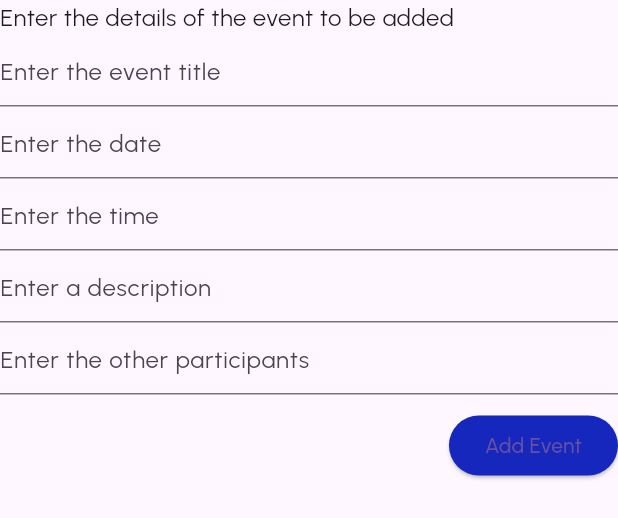
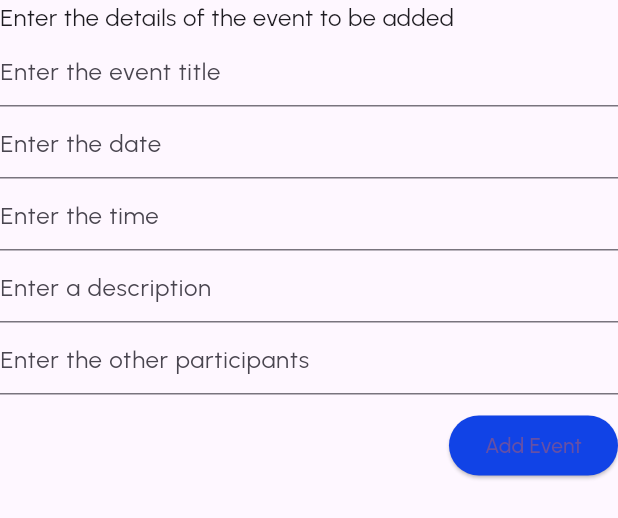
Before and after one commit to prithvipaddy/Krea_ERP_Homepage, a Flutter app: the AddScheduleItem widget shown alone on an empty page, opened directly, on a phone screen of 412 x 824 dp. Shown: the top 518 px of the screen. Run offline on Flutter 3.47's test engine with Material 3 defaults, Android fonts, the light colour scheme and no system bars; our stand-ins replace animated_custom_dropdown, easy_stepper, file_picker, get, google_fonts, intl_phone_field and 1 more.

Commit message:
upcoming schedule

```diff
--- a/lib/home_upcomingschedule/view.dart
+++ b/lib/home_upcomingschedule/view.dart
@@ -9,8 +9,11 @@ class UpcomingSchedule extends GetView<ScheduleController> {
 
   @override
   Widget build(BuildContext context) {
-    return Container(
-      child: Column(
+    return GetBuilder<ScheduleController>(
+      builder: (controller) => Stack(children: [
+        controller.addingEvent
+            ? AddScheduleItem()
+            : Column(
                 children: [
                   Row(
                     mainAxisAlignment: MainAxisAlignment.spaceBetween,
@@ -28,22 +31,24 @@ class UpcomingSchedule extends GetView<ScheduleController> {
                         ),
                       ),
                       IconButton(
-                onPressed: controller.addEvent,
+                        onPressed: () {
+                          controller.addingEvent = !controller.addingEvent;
+                          controller.update();
+                        },
                         icon: const Icon(Icons.add),
                       ),
                     ],
                   ),
                   Container(
                       height: 500,
-            child: GetBuilder<ScheduleController>(builder: (value) {
-              return ListView(
-                children:
-                    value.items.map((e) => ScheduleItemCard(item: e)).toList(),
-              );
-            }),
-          ),
+                      child: ListView(
+                        children: controller.items
+                            .map((e) => ScheduleItemCard(item: e))
+                            .toList(),
+                      )),
                 ],
               ),
+      ]),
     );
   }
 }
@@ -128,43 +133,91 @@ class ScheduleItemCard extends StatelessWidget {
   }
 }
 
-class AddScheduleItem extends StatelessWidget {
-  const AddScheduleItem({super.key});
+class AddScheduleItem extends GetView<ScheduleController> {
+  AddScheduleItem({super.key});
+  final TextEditingController title = TextEditingController();
+  final TextEditingController date = TextEditingController();
+  final TextEditingController time = TextEditingController();
+  final TextEditingController description = TextEditingController();
+  final TextEditingController participants = TextEditingController();
+  final formKey = GlobalKey<FormState>();
 
   @override
   Widget build(BuildContext context) {
-    return Column(
+    return Form(
+      key: formKey,
+      child: Column(
         crossAxisAlignment: CrossAxisAlignment.start,
         children: [
           const Text(
             "Enter the details of the event to be added",
             style: TextStyle(fontSize: 16),
           ),
-        const TextField(
-            decoration: InputDecoration(hintText: "Enter the event title")),
-        const TextField(
-            decoration: InputDecoration(hintText: "Enter the date")),
-        const TextField(
-            decoration: InputDecoration(hintText: "Enter the time")),
-        const TextField(
-            decoration: InputDecoration(hintText: "Enter a description")),
-        const TextField(
+          TextFormField(
+            controller: title,
+            validator: (value) => GetUtils.isBlank(value ?? "") == true
+                ? "Please fill this field"
+                : null,
             decoration:
-                InputDecoration(hintText: "Enter the other participants")),
+                const InputDecoration(hintText: "Enter the event title"),
+          ),
+          TextFormField(
+              controller: date,
+              validator: (value) => GetUtils.isBlank(value ?? "") == true
+                  ? "Please fill this field"
+                  : null,
+              decoration: const InputDecoration(hintText: "Enter the date")),
+          TextFormField(
+              controller: time,
+              validator: (value) => GetUtils.isBlank(value ?? "") == true
+                  ? "Please fill this field"
+                  : null,
+              decoration: const InputDecoration(hintText: "Enter the time")),
+          TextFormField(
+              controller: description,
+              validator: (value) => GetUtils.isBlank(value ?? "") == true
+                  ? "Please fill this field"
+                  : null,
+              decoration:
+                  const InputDecoration(hintText: "Enter a description")),
+          TextFormField(
+              controller: participants,
+              validator: (value) => GetUtils.isBlank(value ?? "") == true
+                  ? "Please fill this field"
+                  : null,
+              decoration: const InputDecoration(
+                  hintText: "Enter the other participants")),
           const SizedBox(
             height: 10,
           ),
           Align(
             alignment: Alignment.centerRight,
             child: ElevatedButton(
-            onPressed: () {},
+              onPressed: () {
+                if (formKey.currentState!.validate()) {
+                  controller.items.add(ScheduleItem(
+                      title: title.text,
+                      date: date.text,
+                      description: description.text,
+                      name: participants.text,
+                      time: time.text));
+                  controller.addingEvent = !controller.addingEvent;
+                  controller.update();
+                  title.dispose();
+                  date.dispose();
+                  description.dispose();
+                  participants.dispose();
+                  time.dispose();
+                }
+              },
               style: const ButtonStyle(
-                backgroundColor:
-                    MaterialStatePropertyAll(Color.fromARGB(255, 22, 39, 189))),
+                  backgroundColor: MaterialStatePropertyAll(
+                      Color.fromARGB(255, 17, 67, 230))),
               child: const Text("Add Event"),
             ),
           )
         ],
+      ),
     );
   }
 }
--- a/lib/main.dart
+++ b/lib/main.dart
@@ -43,7 +43,7 @@ class MainApp extends StatelessWidget {
             child: Container(
               width: MediaQuery.of(context).size.width / 4,
               height: 600,
-              child: const AddScheduleItem(),
+              child: const UpcomingSchedule(),
             ),
           ),
         ));
```
Lines whose indentation alone changed are shown as unchanged.
